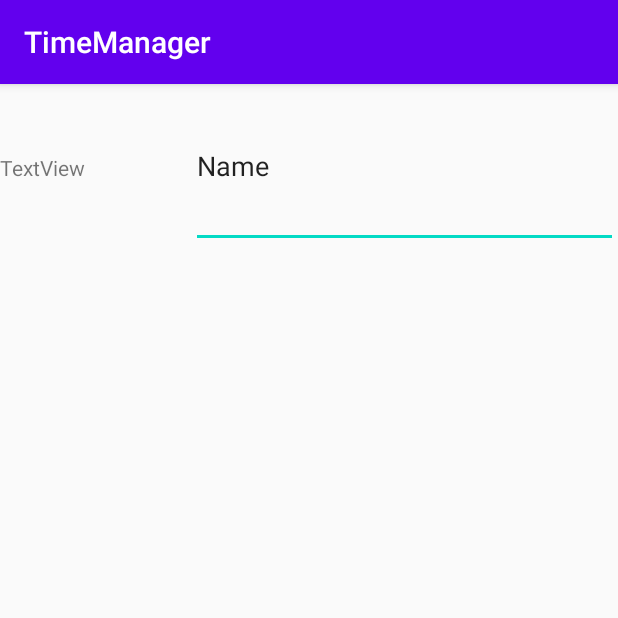
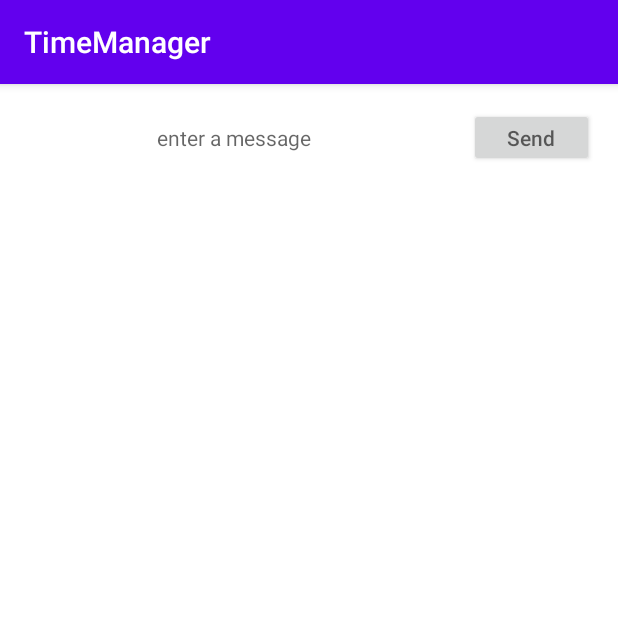
Before and after one commit to TimeMasterLuo/TimeManager, an Android app: the screen it shows after launch (MainActivity), on a phone screen of 412 x 824 dp, the top half of it. Run offline under Robolectric (Android 15) with nearby library versions, the phone set to English and light mode, and no system bars.

Commit message:
UI: a easy prototype base (5%).--xy 2020.10.06

```diff
--- a/app/build.gradle
+++ b/app/build.gradle
@@ -29,6 +29,8 @@ dependencies {
     implementation 'androidx.core:core-ktx:1.1.0'
     implementation 'androidx.appcompat:appcompat:1.1.0'
     implementation 'androidx.recyclerview:recyclerview:1.1.0'
+    implementation 'androidx.gridlayout:gridlayout:1.0.0'
+    implementation 'androidx.constraintlayout:constraintlayout:1.1.3'
     testImplementation 'junit:junit:4.12'
     androidTestImplementation 'androidx.test.ext:junit:1.1.1'
     androidTestImplementation 'androidx.test.espresso:espresso-core:3.2.0'
--- a/app/src/main/java/com/example/timemanager/MainActivity.java
+++ /dev/null
@@ -1,13 +0,0 @@
-package com.example.timemanager;
-
-import android.os.Bundle;
-import androidx.appcompat.app.AppCompatActivity;
-
-public class MainActivity extends AppCompatActivity {
-
-    @Override
-    protected void onCreate(Bundle savedInstanceState){
-        super.onCreate(savedInstanceState);
-        setContentView(R.layout.activity_main);
-    }
-}
--- /dev/null
+++ b/app/src/main/java/com/example/timemanager/MainActivity.kt
@@ -0,0 +1,17 @@
+package com.example.timemanager
+
+import android.os.Bundle
+import android.view.View
+import androidx.appcompat.app.AppCompatActivity
+
+class MainActivity : AppCompatActivity() {
+    override fun onCreate(savedInstanceState: Bundle?) {
+        super.onCreate(savedInstanceState)
+        setContentView(R.layout.activity_main)
+    }
+
+    /** Called when the user taps the Send button  */
+    fun sendMessage(view: View?) {
+        // Do something in response to button
+    }
+}
--- a/app/src/main/res/layout/activity_main.xml
+++ b/app/src/main/res/layout/activity_main.xml
@@ -1,23 +1,36 @@
-<LinearLayout
-    xmlns:android="http://schemas.android.com/apk/res/android"
+<androidx.constraintlayout.widget.ConstraintLayout xmlns:android="http://schemas.android.com/apk/res/android"
+    xmlns:app="http://schemas.android.com/apk/res-auto"
     xmlns:tools="http://schemas.android.com/tools"
     android:layout_width="match_parent"
-    android:layout_height="match_parent">
+    android:layout_height="match_parent"
+    android:background="#FFFFFF"
+    android:orientation="vertical">
 
     <TextView
-        android:id="@+id/textView"
-        android:layout_width="wrap_content"
-        android:layout_height="wrap_content"
-        android:layout_weight="1"
-        android:text="TextView" />
+        android:id="@+id/textView4"
+        android:layout_width="0dp"
+        android:layout_height="39dp"
+        android:layout_marginStart="16dp"
+        android:layout_marginTop="16dp"
+        android:clickable="false"
+        android:gravity="center"
+        android:hint="@string/edit_message"
+        android:textAlignment="center"
+        app:layout_constraintEnd_toStartOf="@+id/button7"
+        app:layout_constraintHorizontal_bias="0.5"
+        app:layout_constraintStart_toStartOf="parent"
+        app:layout_constraintTop_toTopOf="parent" />
 
-    <EditText
-        android:id="@+id/editTextTextPersonName"
-        android:layout_width="wrap_content"
-        android:layout_height="109dp"
-        android:layout_weight="1"
-        android:ems="10"
-        android:inputType="textPersonName"
-        android:text="Name" />
-
-</LinearLayout>
+    <Button
+        android:id="@+id/button7"
+        android:layout_width="83dp"
+        android:layout_height="39dp"
+        android:layout_marginStart="16dp"
+        android:layout_marginEnd="16dp"
+        android:hint="@string/button_send"
+        android:onClick="sendMessage"
+        app:layout_constraintBaseline_toBaselineOf="@+id/textView4"
+        app:layout_constraintEnd_toEndOf="parent"
+        app:layout_constraintHorizontal_bias="0.5"
+        app:layout_constraintStart_toEndOf="@+id/textView4" />
+</androidx.constraintlayout.widget.ConstraintLayout>
--- a/app/src/main/res/values/strings.xml
+++ b/app/src/main/res/values/strings.xml
@@ -1,3 +1,5 @@
 <resources>
     <string name="app_name">TimeManager</string>
+    <string name="edit_message">enter a message</string>
+    <string name="button_send">Send</string>
 </resources>
```
